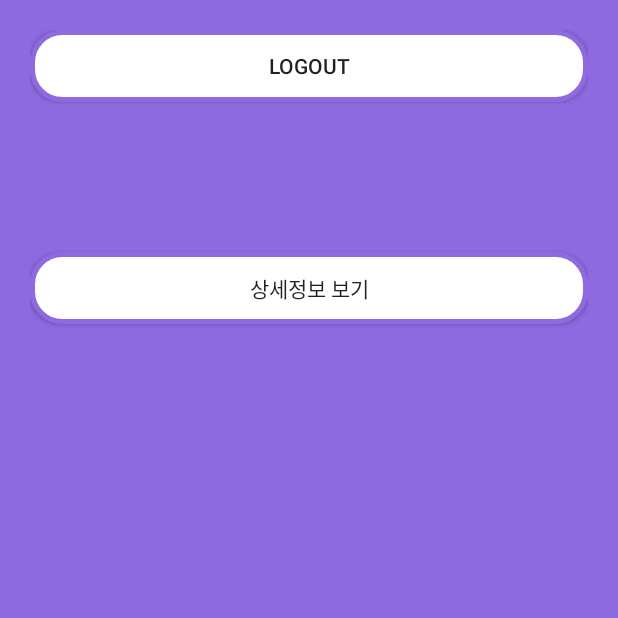
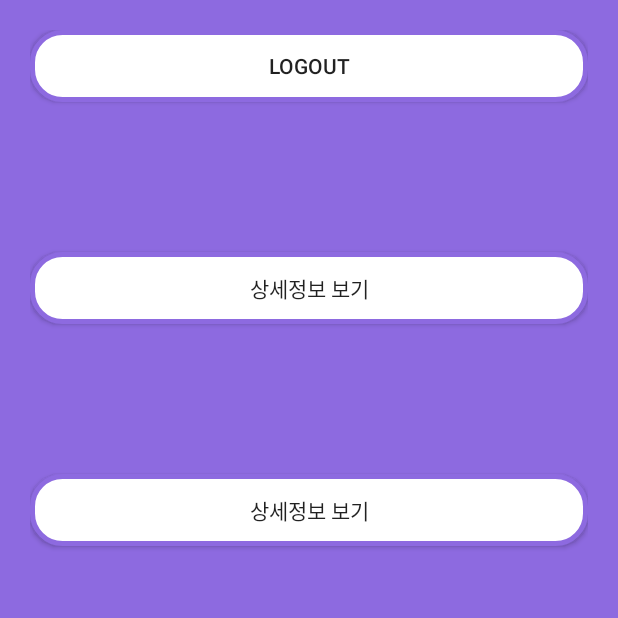
Before and after one commit to yeahsilver/MOBI, an Android app: the MainActivity screen opened directly, with no data from a screen before it, on a phone screen of 412 x 824 dp, the top half of it. Run offline under Robolectric (Android 15) with nearby library versions, the phone set to English and light mode, and no system bars; our stand-ins replace Firebase (no records; nobody signed in at launch, a user with empty details on screens opened directly).

Commit message:
modify Button name info -> NutritionInfoButton

```diff
--- a/app/src/main/java/com/mp/test_cv/MainActivity.java
+++ b/app/src/main/java/com/mp/test_cv/MainActivity.java
@@ -26,8 +26,6 @@ public class MainActivity extends AppCompatActivity {
         super.onCreate(savedInstanceState);
         setContentView(R.layout.activity_main);
 
-        Button btnInfo = (Button) findViewById(R.id.info);
-
         FirebaseUser user = FirebaseAuth.getInstance().getCurrentUser();
 
         if(user == null) {
@@ -55,14 +53,6 @@ public class MainActivity extends AppCompatActivity {
             });
         }
         findViewById(R.id.logoutButton).setOnClickListener(onClickListener);
-
-        btnInfo.setOnClickListener(new Button.OnClickListener() {
-            @Override
-            public void onClick(View v) {
-                Intent intent = new Intent(getApplicationContext(), NutritionInfoActivity.class);
-                startActivity(intent);
-            }
-        });
     }
 
     View.OnClickListener onClickListener = new View.OnClickListener() {
@@ -73,6 +63,8 @@ public class MainActivity extends AppCompatActivity {
                     FirebaseAuth.getInstance().signOut();
                     myStartActivity(SignUpActivity.class);
                     break;
+                case R.id.NutritionInfoButton:
+                    myStartActivity(NutritionInfoActivity.class);
             }
         }
     };
--- a/app/src/main/res/layout/activity_main.xml
+++ b/app/src/main/res/layout/activity_main.xml
@@ -25,6 +25,13 @@
         android:background="@drawable/btn_edge_purple"
         android:text="상세정보 보기"
         android:layout_marginTop="100dp"/>
+    <Button
+        android:id="@+id/NutritionInfoButton"
+        android:layout_width="match_parent"
+        android:layout_height="wrap_content"
+        android:background="@drawable/btn_edge_purple"
+        android:text="상세정보 보기"
+        android:layout_marginTop="100dp"/>
 
 
 </LinearLayout>
```
